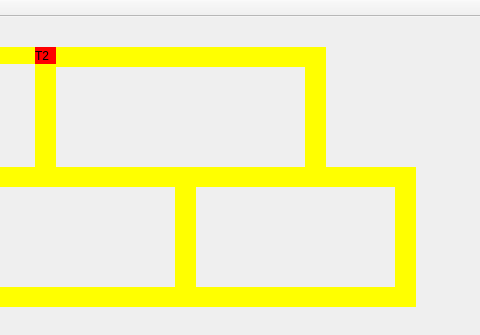
This is mainwindow.ui in rodrigofnobrega/projeto_trem_so as Qt 5 draws it before an edit; both pictures show x 325 to 805 and y 0 to 335 of the 805 by 494 pixel window. The edited form follows.
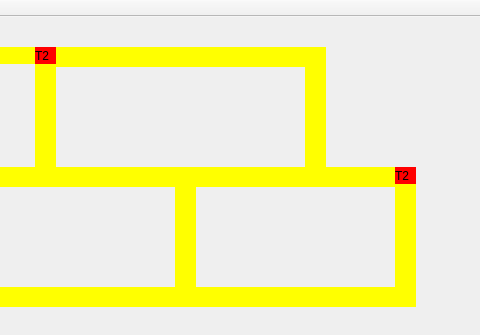
This is the edited form.

Commit message: feat: Adicionar trem 3

```diff
--- a/mainwindow.ui
+++ b/mainwindow.ui
@@ -354,6 +354,22 @@
      <string/>
     </property>
    </widget>
+   <widget class="QLabel" name="label_trem3">
+    <property name="geometry">
+     <rect>
+      <x>720</x>
+      <y>150</y>
+      <width>21</width>
+      <height>17</height>
+     </rect>
+    </property>
+    <property name="styleSheet">
+     <string notr="true">QLabel { background: red}</string>
+    </property>
+    <property name="text">
+     <string>T2</string>
+    </property>
+   </widget>
    <zorder>label_trilho1</zorder>
    <zorder>label_trilho2</zorder>
    <zorder>label_trilho3</zorder>
@@ -376,6 +392,7 @@
    <zorder>label_trilho4_5</zorder>
    <zorder>label_trilho4_6</zorder>
    <zorder>label_trilho2_0</zorder>
+   <zorder>label_trem3</zorder>
   </widget>
   <widget class="QMenuBar" name="menuBar">
    <property name="geometry">
```
The commit also changes 3 other files.
